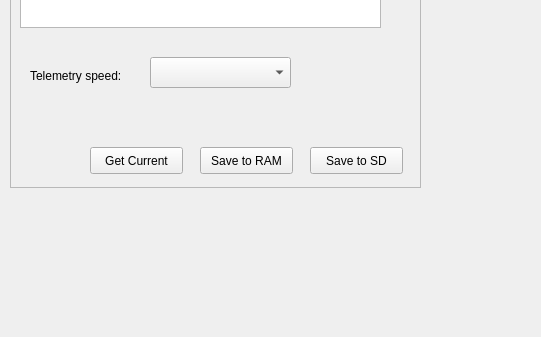
First picture: the form in ground/openpilotgcs/src/plugins/config/telemetry.ui, repository openpilot/OpenPilot, before the edit; both pictures show x 0 to 541 and y 143 to 480 of the 720 by 480 pixel window.
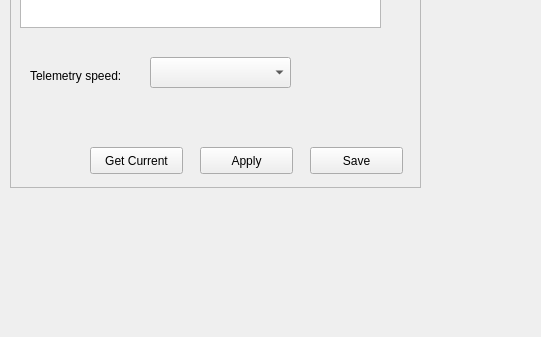
Second picture: the form after the edit.

Commit message: OP-371 Update all config dialog buttons to Apply/Save instead of Save to RAM/SD.

The edit to the form file:
```diff
--- a/ground/openpilotgcs/src/plugins/config/telemetry.ui
+++ b/ground/openpilotgcs/src/plugins/config/telemetry.ui
@@ -87,7 +87,7 @@
 Beware of not locking yourself out!</string>
     </property>
     <property name="text">
-     <string>Save to RAM</string>
+     <string>Apply</string>
     </property>
    </widget>
    <widget class="QPushButton" name="getTelemetryCurrent">
@@ -120,7 +120,7 @@
 Beware of not locking yourself out!</string>
     </property>
     <property name="text">
-     <string>Save to SD</string>
+     <string>Save</string>
     </property>
    </widget>
   </widget>
```
The commit also changes 6 other files.
